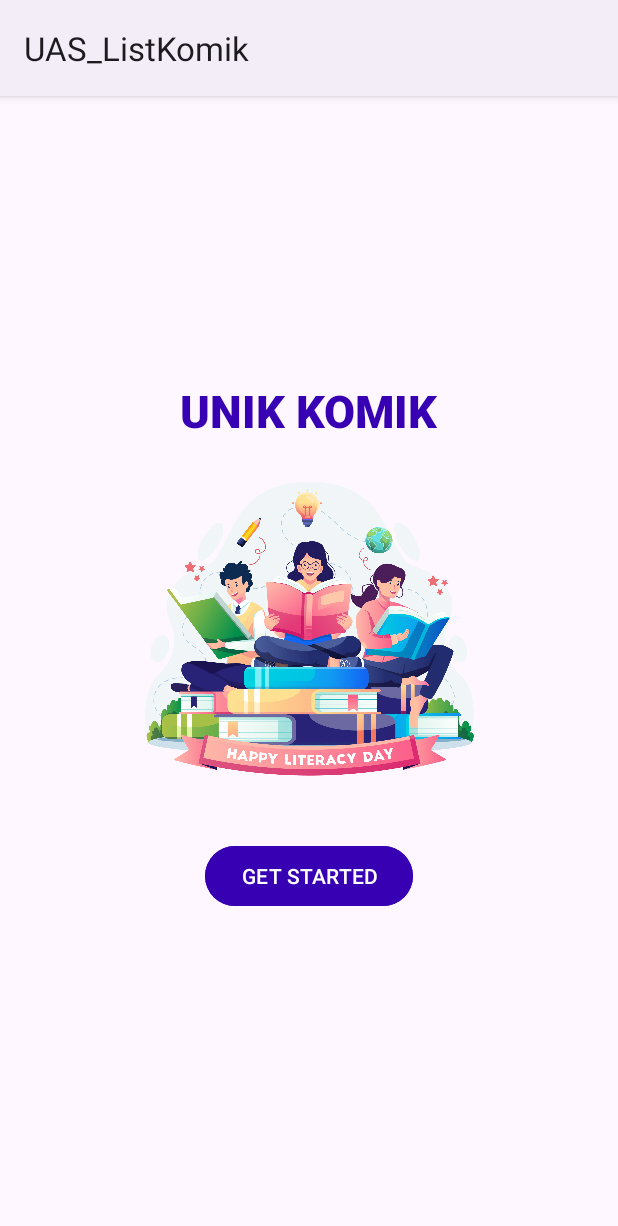
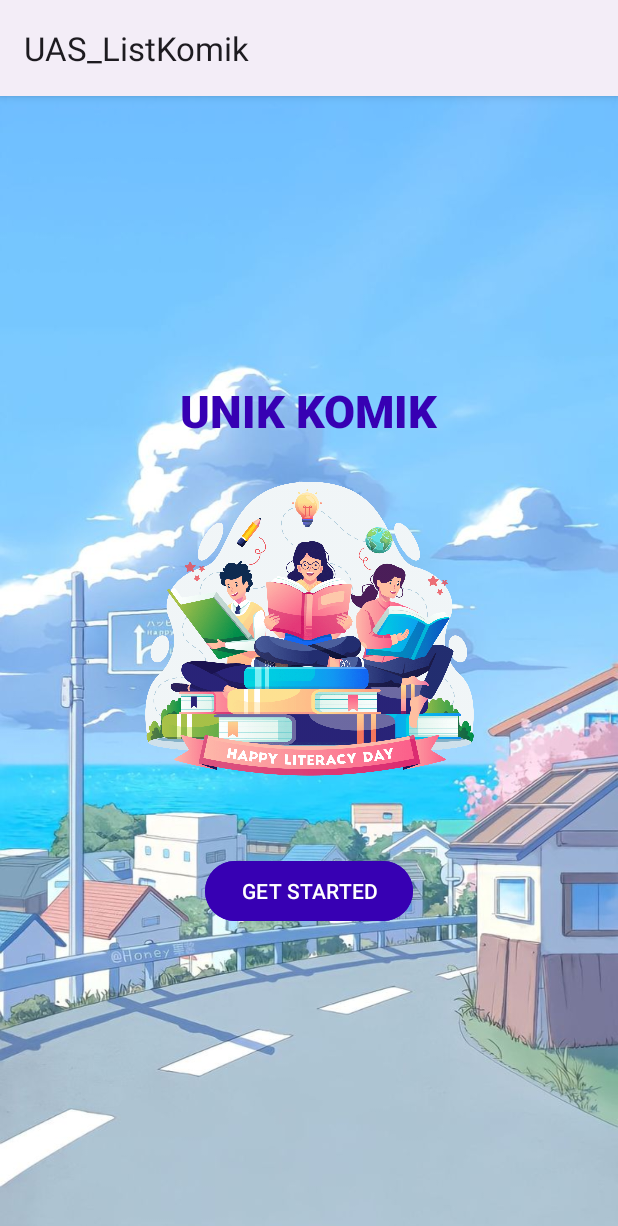
Before and after one commit to ilhamsuryap/list-komik-uas, an Android app: the screen it shows after launch (StartActivity), on a phone screen of 412 x 824 dp. Shown: the top 1226 px of the screen. Run offline under Robolectric (Android 15) with nearby library versions, the phone set to English and light mode, and no system bars; our stand-ins replace data binding.

Commit message:
membuat fungsi button get started

```diff
--- a/app/src/main/res/layout/activity_start.xml
+++ b/app/src/main/res/layout/activity_start.xml
@@ -6,7 +6,8 @@
     android:id="@+id/main"
     android:layout_width="match_parent"
     android:layout_height="match_parent"
-    tools:context=".ui.StartActivity">
+    tools:context=".ui.StartActivity"
+    android:background="@drawable/bgstart">
 
     <TextView
         android:layout_width="wrap_content"
@@ -34,12 +35,12 @@
         android:id="@+id/btnStart"
         android:layout_width="wrap_content"
         android:layout_height="wrap_content"
-        android:layout_marginBottom="200dp"
         android:backgroundTint="@color/purple"
         android:text="GET STARTED"
+        android:layout_marginTop="300dp"
         app:layout_constraintBottom_toBottomOf="parent"
         app:layout_constraintEnd_toEndOf="parent"
         app:layout_constraintStart_toStartOf="parent"
-        app:layout_constraintTop_toBottomOf="@+id/imageView" />
+        app:layout_constraintTop_toTopOf="parent" />
 </androidx.constraintlayout.widget.ConstraintLayout>
 </layout>
--- a/app/src/main/res/values/themes.xml
+++ b/app/src/main/res/values/themes.xml
@@ -2,7 +2,7 @@
     <!-- Base application theme. -->
     <style name="Base.Theme.UAS_ListKomik" parent="Theme.Material3.DayNight">
         <!-- Customize your light theme here. -->
-        <!-- <item name="colorPrimary">@color/my_light_primary</item> -->
+         <item name="colorPrimary">@color/purple</item>
     </style>
 
     <style name="Theme.UAS_ListKomik" parent="Base.Theme.UAS_ListKomik" />
```
Also changed, not shown: app/src/main/res/drawable/bgstart.jpg (added).
